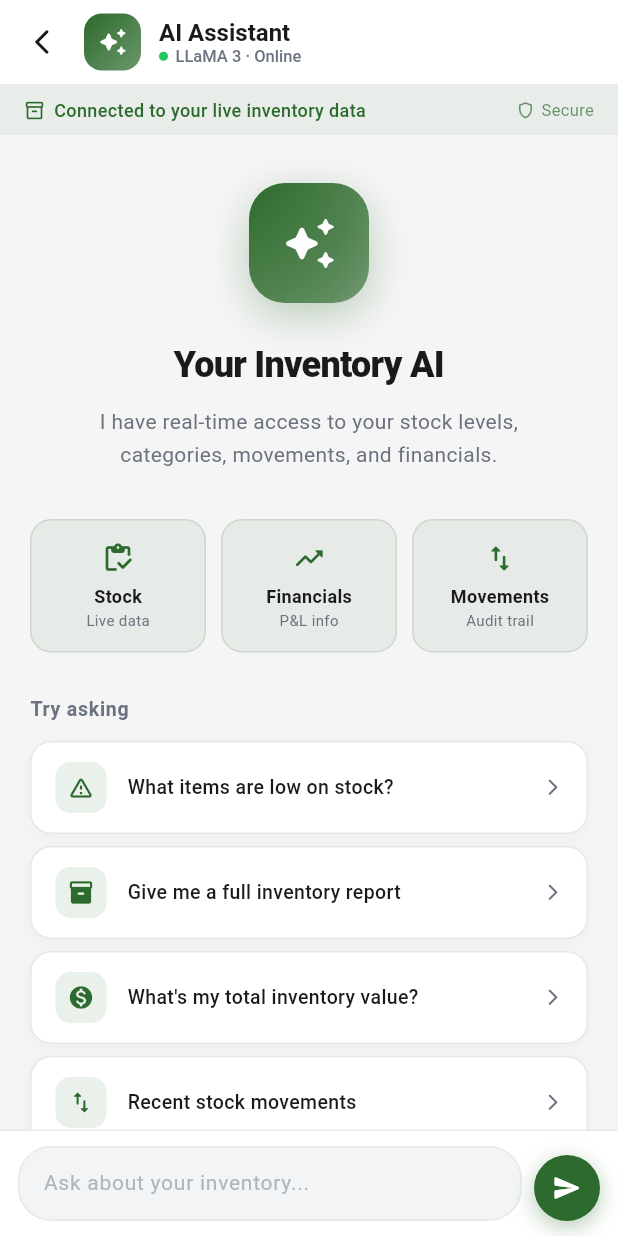
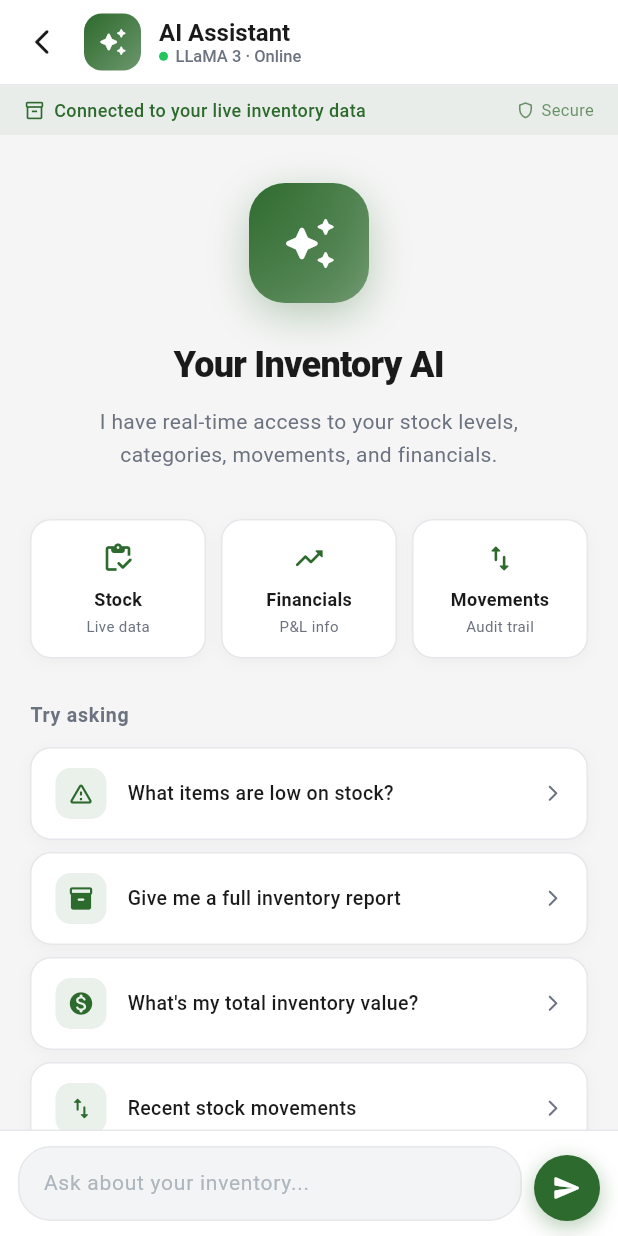
Before and after one commit to Yazoo555/Flutter-IMS, a Flutter app: the ChatScreen screen opened directly, on a phone screen of 412 x 824 dp. Run offline on Flutter 3.47's test engine with Material 3 defaults, Android fonts, the phone set to English and light mode, and no system bars; our stand-ins replace fl_chart, pdf, printing, shared_preferences, supabase_flutter; accounts and stored records are empty; Roboto replaces fonts that are missing (SF Pro Display).

Commit message:
ChatSessionStore singleton Added

```diff
--- a/lib/screens/chat/chat_screen.dart
+++ b/lib/screens/chat/chat_screen.dart
@@ -41,6 +41,23 @@ class ChatMessage {
 
 enum MessageStatus { sending, sent, error }
 
+// ─── Chat Session Store (singleton) ──────────────────────────────────────────
+//
+// Keeps the message list alive for the lifetime of the app process.
+// No packages required — just a plain Dart singleton.
+// Call ChatSessionStore.instance.clear() to reset (e.g. on logout).
+
+class ChatSessionStore {
+  ChatSessionStore._();
+  static final ChatSessionStore instance = ChatSessionStore._();
+
+  final List<ChatMessage> messages = [];
+
+  void add(ChatMessage msg) => messages.add(msg);
+
+  void clear() => messages.clear();
+}
+
 // ─── Suggestion Model ─────────────────────────────────────────────────────────
 
 class _Suggestion {
@@ -62,7 +79,10 @@ class _ChatScreenState extends State<ChatScreen> with TickerProviderStateMixin {
   final TextEditingController _controller = TextEditingController();
   final ScrollController _scrollController = ScrollController();
   final FocusNode _focusNode = FocusNode();
-  final List<ChatMessage> _messages = [];
+
+  // ── Use the singleton store instead of a local list ──────────────────────
+  List<ChatMessage> get _messages => ChatSessionStore.instance.messages;
+
   bool _isLoading = false;
   bool _showScrollFab = false;
   late AnimationController _fabAnimController;
@@ -87,6 +107,11 @@ class _ChatScreenState extends State<ChatScreen> with TickerProviderStateMixin {
       duration: const Duration(milliseconds: 200),
     );
     _scrollController.addListener(_onScroll);
+
+    // Scroll to the bottom if there are already persisted messages
+    if (_messages.isNotEmpty) {
+      WidgetsBinding.instance.addPostFrameCallback((_) => _scrollToBottom(animated: false));
+    }
   }
 
   @override
@@ -139,7 +164,7 @@ class _ChatScreenState extends State<ChatScreen> with TickerProviderStateMixin {
     );
 
     setState(() {
-      _messages.add(userMsg);
+      ChatSessionStore.instance.add(userMsg);
       _isLoading = true;
     });
     _controller.clear();
@@ -147,6 +172,7 @@ class _ChatScreenState extends State<ChatScreen> with TickerProviderStateMixin {
 
     try {
       final userId = supabase.auth.currentUser!.id;
+      // Send all messages except the one we just added as conversation history
       final history = _messages
           .take(_messages.length - 1)
           .map((m) => m.toHistoryJson())
@@ -173,7 +199,7 @@ class _ChatScreenState extends State<ChatScreen> with TickerProviderStateMixin {
         final data = jsonDecode(response.body);
         final reply = data['reply'] ?? "I couldn't process that request.";
         setState(() {
-          _messages.add(ChatMessage(
+          ChatSessionStore.instance.add(ChatMessage(
             content: reply,
             isUser: false,
             timestamp: DateTime.now(),
@@ -186,7 +212,7 @@ class _ChatScreenState extends State<ChatScreen> with TickerProviderStateMixin {
     } catch (e) {
       if (!mounted) return;
       setState(() {
-        _messages.add(ChatMessage(
+        ChatSessionStore.instance.add(ChatMessage(
           content:
               "⚠️ Couldn't reach the AI assistant. Please check your connection and try again.",
           isUser: false,
@@ -498,22 +524,30 @@ class _ChatScreenState extends State<ChatScreen> with TickerProviderStateMixin {
       child: Container(
         padding: const EdgeInsets.symmetric(vertical: 14, horizontal: 10),
         decoration: BoxDecoration(
-          color: primary.withOpacity(Theme.of(context).brightness == Brightness.dark ? 0.15 : 0.07),
+          color: AppTheme.getSurface(context),
           borderRadius: BorderRadius.circular(14),
-          border: Border.all(color: primary.withOpacity(0.15)),
+          border: Border.all(color: AppTheme.getBorder(context)),
+          boxShadow: [
+            BoxShadow(
+              color: Colors.black.withOpacity(0.03),
+              blurRadius: 8,
+              offset: const Offset(0, 2),
+            ),
+          ],
         ),
         child: Column(
           children: [
             Icon(icon, color: primary, size: 22),
-            const SizedBox(height: 6),
+            const SizedBox(height: 8),
             Text(
               title,
               style: TextStyle(
                 fontSize: 12,
-                fontWeight: FontWeight.w700,
+                fontWeight: FontWeight.w600,
                 color: AppTheme.getTextPrimary(context),
               ),
             ),
+            const SizedBox(height: 2),
             Text(
               sub,
               style: TextStyle(
@@ -950,7 +984,7 @@ class _ChatScreenState extends State<ChatScreen> with TickerProviderStateMixin {
           TextButton(
             onPressed: () {
               Navigator.pop(ctx);
-              setState(() => _messages.clear());
+              setState(() => ChatSessionStore.instance.clear());
             },
             child: Text("Clear",
                 style: TextStyle(color: AppTheme.primary)),
```
